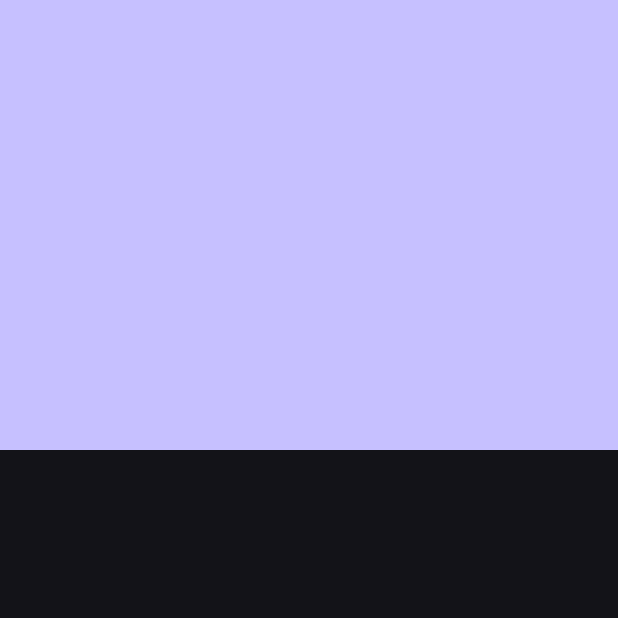
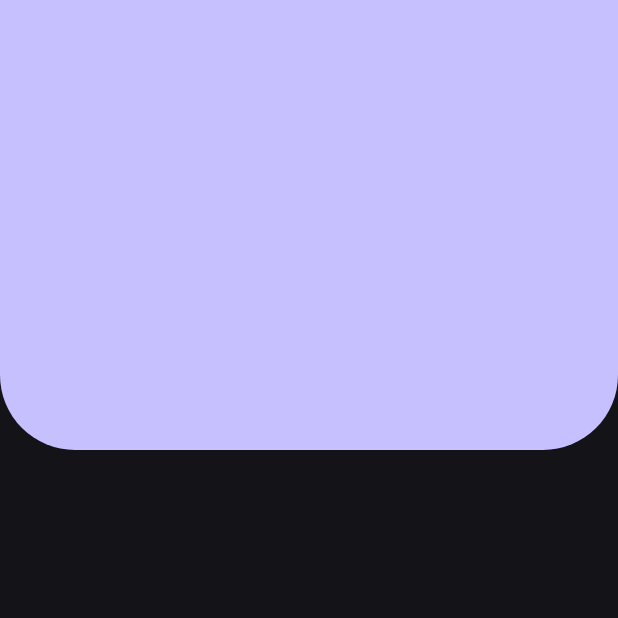
Before and after one commit to LuisGamas/custom_painter_uses, a Flutter app: the screen it shows after launch, on a phone screen of 412 x 824 dp, the top half of it. Run offline on Flutter 3.47's test engine with Material 3 defaults, Android fonts, the phone set to English and light mode, and no system bars.

Commit message:
Update
Rounded Header added (* NA CP)

```diff
--- a/lib/src/pages/headers_page.dart
+++ b/lib/src/pages/headers_page.dart
@@ -1,4 +1,4 @@
-import 'package:custom_painter_uses/src/widgets/square_header.dart';
+import 'package:custom_painter_uses/src/widgets/widgets.dart';
 import 'package:flutter/material.dart';
 
 class HeadersPage extends StatelessWidget {
@@ -7,7 +7,7 @@ class HeadersPage extends StatelessWidget {
   @override
   Widget build(BuildContext context) {
     return const Scaffold(
-      body: SquareHeader(),
+      body: RoundedSquareHeader(),
     );
   }
 }
--- /dev/null
+++ b/lib/src/widgets/rounded_square_header.dart
@@ -0,0 +1,22 @@
+import 'package:flutter/material.dart';
+
+class RoundedSquareHeader extends StatelessWidget {
+  const RoundedSquareHeader({super.key});
+
+  @override
+  Widget build(BuildContext context) {
+    final colors = Theme.of(context).colorScheme;
+    const radius = Radius.circular(50);
+
+    return Container(
+      height: 300,
+      decoration: BoxDecoration(
+        color: colors.primary,
+        borderRadius: const BorderRadius.only(
+          bottomLeft: radius,
+          bottomRight: radius,
+        )
+      ),
+    );
+  }
+}
--- /dev/null
+++ b/lib/src/widgets/widgets.dart
@@ -0,0 +1,2 @@
+export 'rounded_square_header.dart';
+export 'square_header.dart';
```
